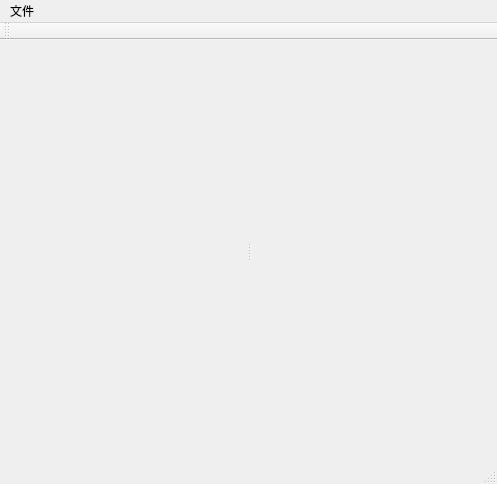
This is KFileEdtitor/KFileEdtitor.ui in tianxingithub/keditor-sln as Qt 5 draws it before an edit. The edited form follows.
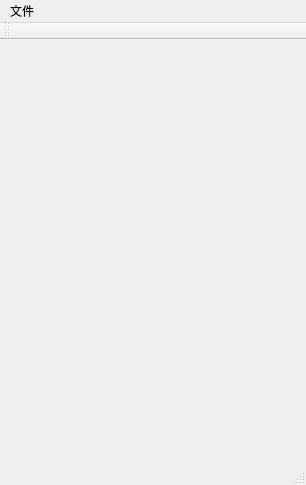
This is the edited form.

What changed in the file:
```diff
--- a/KFileEdtitor/KFileEdtitor.ui
+++ b/KFileEdtitor/KFileEdtitor.ui
@@ -6,27 +6,36 @@
    <rect>
     <x>0</x>
     <y>0</y>
-    <width>497</width>
-    <height>484</height>
+    <width>306</width>
+    <height>485</height>
    </rect>
   </property>
   <property name="windowTitle">
    <string>KFileEdtitor</string>
   </property>
   <widget class="QWidget" name="centralWidget">
+   <layout class="QVBoxLayout" name="verticalLayout_4">
+    <item>
+     <layout class="QHBoxLayout" name="horizontalLayout_2">
+      <item>
+       <widget class="QWidget" name="widget" native="true">
    <layout class="QVBoxLayout" name="verticalLayout_2">
     <item>
-     <widget class="QSplitter" name="splitter">
-      <property name="orientation">
-       <enum>Qt::Horizontal</enum>
-      </property>
-      <widget class="QWidget" name="verticalLayoutWidget">
        <layout class="QVBoxLayout" name="verticalLayout"/>
-      </widget>
-      <widget class="QWidget" name="horizontalLayoutWidget">
+         </item>
+        </layout>
+       </widget>
+      </item>
+      <item>
+       <widget class="QWidget" name="widget_2" native="true">
+        <layout class="QVBoxLayout" name="verticalLayout_3">
+         <item>
        <layout class="QHBoxLayout" name="horizontalLayout"/>
-      </widget>
-     </widget>
+         </item>
+        </layout>
+       </widget>
+      </item>
+     </layout>
     </item>
    </layout>
   </widget>
@@ -35,7 +44,7 @@
     <rect>
      <x>0</x>
      <y>0</y>
-     <width>497</width>
+     <width>306</width>
      <height>23</height>
     </rect>
    </property>
```
Lines whose indentation alone changed are shown as unchanged.
